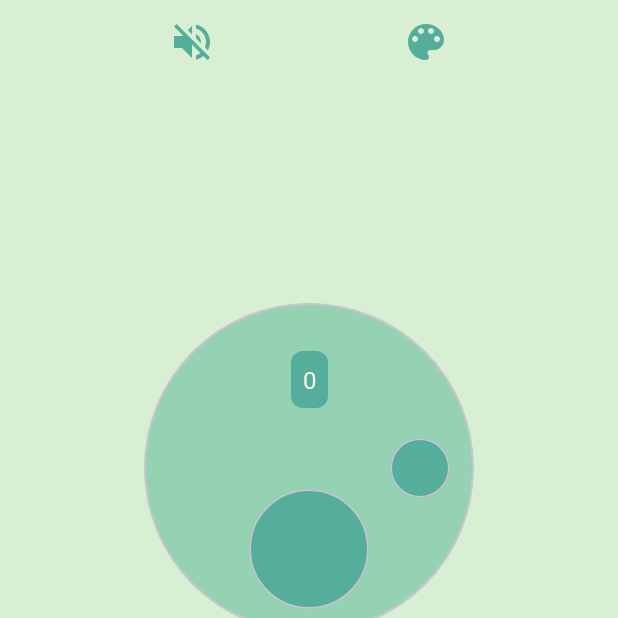
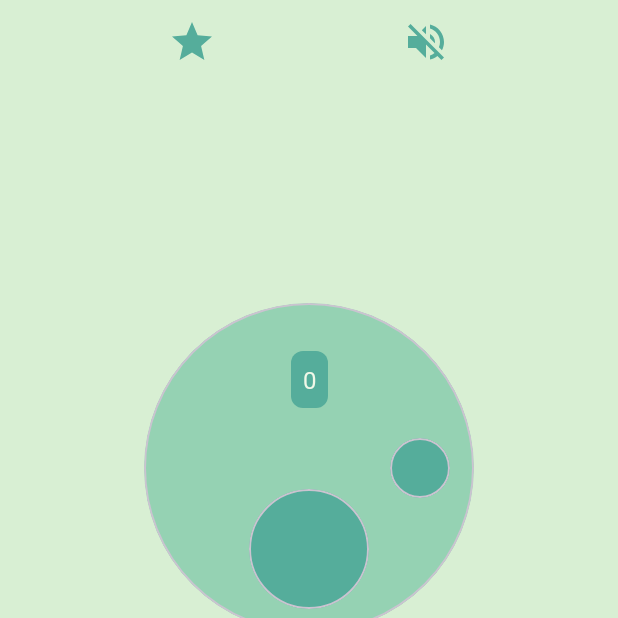
Before and after one commit to mendess12/ZikirMatik, an Android app: the screen it shows after launch (MainActivity), after a tap on an icon or button, on a phone screen of 412 x 824 dp, the top half of it. Run offline under Robolectric (Android 15) with nearby library versions, the phone set to English and light mode, and no system bars; our stand-ins replace Dagger/Hilt's generated code, Room's generated code, navigation-ui; 1 other tap on this screen came first.

Commit message:
Add star button

```diff
--- /dev/null
+++ b/app/src/main/res/drawable/star_image.xml
@@ -0,0 +1,12 @@
+<vector xmlns:android="http://schemas.android.com/apk/res/android"
+    android:width="32dp"
+    android:height="32dp"
+    android:tint="@color/icon_background"
+    android:viewportWidth="24"
+    android:viewportHeight="24">
+
+    <path
+        android:fillColor="@android:color/white"
+        android:pathData="M12,17.27L18.18,21l-1.64,-7.03L22,9.24l-7.19,-0.61L12,2 9.19,8.63 2,9.24l5.46,4.73L5.82,21z" />
+
+</vector>
--- a/app/src/main/res/layout/fragment_home.xml
+++ b/app/src/main/res/layout/fragment_home.xml
@@ -8,25 +8,25 @@
     tools:context=".presentation.view.home.HomeFragment">
 
     <androidx.appcompat.widget.AppCompatImageButton
+        android:id="@+id/button_star"
+        android:layout_width="wrap_content"
+        android:layout_height="wrap_content"
+        android:layout_margin="@dimen/margin_12dp"
+        android:background="@color/screen_background"
+        android:src="@drawable/star_image"
+        app:layout_constraintEnd_toStartOf="@+id/button_vibration"
+        app:layout_constraintStart_toStartOf="parent"
+        app:layout_constraintTop_toTopOf="parent" />
+
+    <androidx.appcompat.widget.AppCompatImageButton
         android:id="@+id/button_vibration"
         android:layout_width="wrap_content"
         android:layout_height="wrap_content"
         android:layout_margin="@dimen/margin_12dp"
         android:background="@color/screen_background"
         android:src="@drawable/volume_on"
-        app:layout_constraintEnd_toStartOf="@+id/button_color"
-        app:layout_constraintStart_toStartOf="parent"
-        app:layout_constraintTop_toTopOf="parent" />
-
-    <androidx.appcompat.widget.AppCompatImageButton
-        android:id="@+id/button_color"
-        android:layout_width="wrap_content"
-        android:layout_height="wrap_content"
-        android:layout_margin="@dimen/margin_12dp"
-        android:background="@color/screen_background"
-        android:src="@drawable/color_image"
         app:layout_constraintEnd_toEndOf="parent"
-        app:layout_constraintStart_toEndOf="@+id/button_vibration"
+        app:layout_constraintStart_toEndOf="@+id/button_star"
         app:layout_constraintTop_toTopOf="parent" />
 
     <androidx.constraintlayout.widget.ConstraintLayout
@@ -36,7 +36,7 @@
         app:layout_constraintBottom_toTopOf="@+id/cl_button"
         app:layout_constraintEnd_toEndOf="parent"
         app:layout_constraintStart_toStartOf="parent"
-        app:layout_constraintTop_toBottomOf="@+id/button_color">
+        app:layout_constraintTop_toBottomOf="@+id/button_vibration">
 
         <com.google.android.material.circularreveal.cardview.CircularRevealCardView
             android:id="@+id/circular"
```
